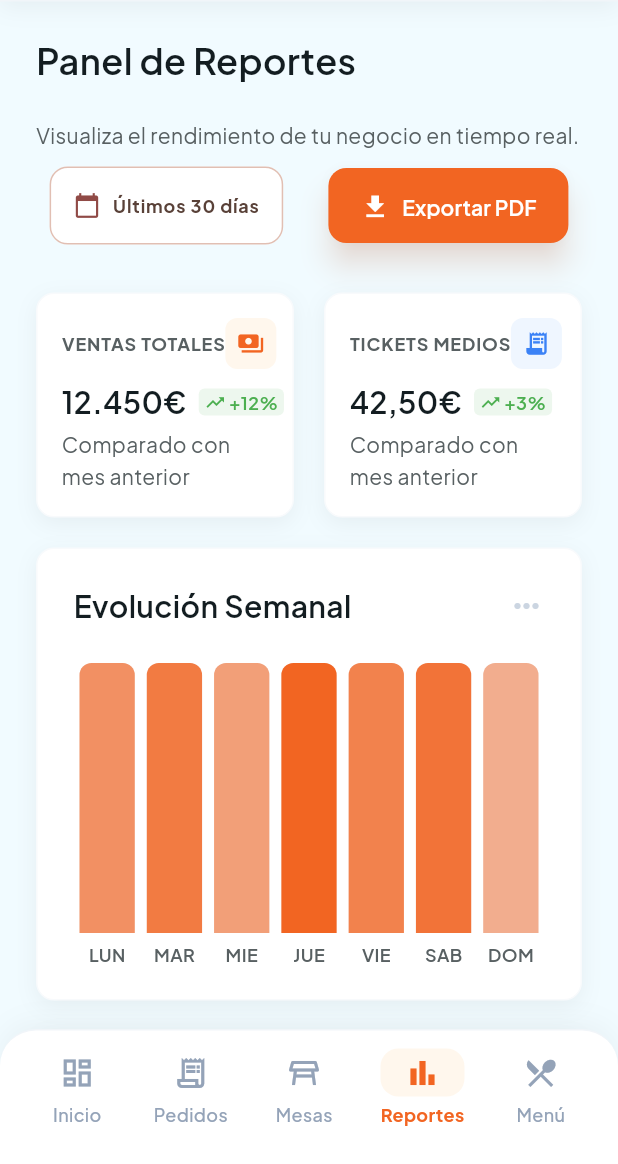
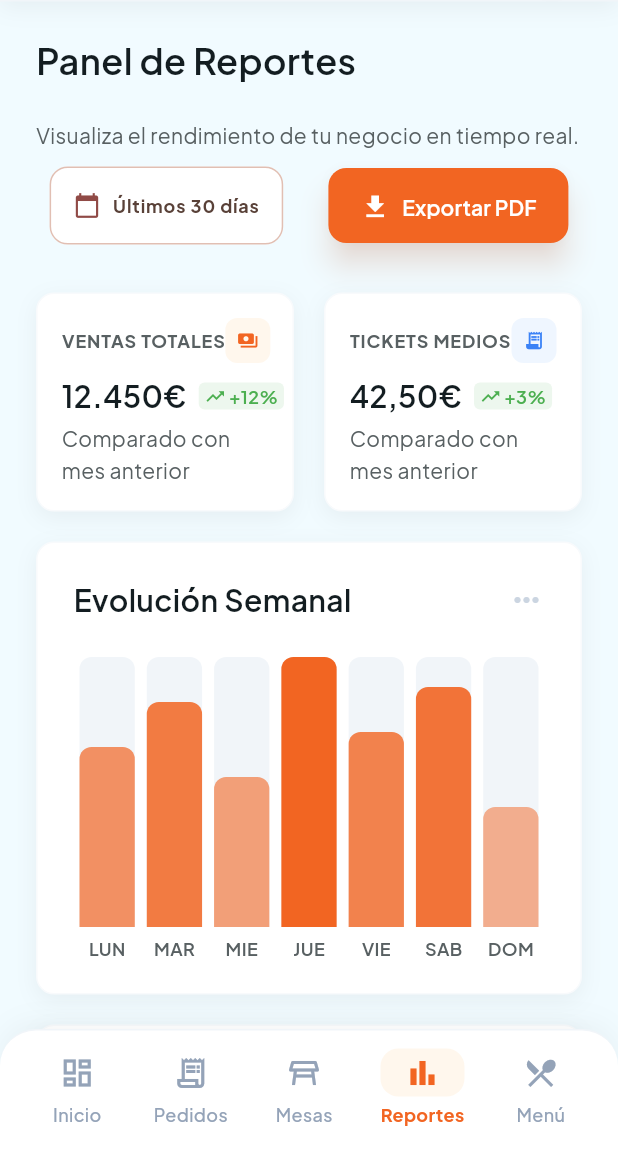
Before and after one commit to HectorZL/dinnerdish, a Flutter app: the ReportsScreen screen opened by its route, on a phone screen of 412 x 824 dp, the part 72-1236 px from its top. Run offline on Flutter 3.47's test engine with Material 3 defaults, Android fonts, the phone set to English and light mode, and no system bars; our stand-ins replace flutter_riverpod, go_router, google_fonts, hive, hive_flutter; accounts and stored records are empty; network calls fail.

Commit message:
Reposicionamiento de varios elementos de UI

```diff
--- a/lib/presentation/screens/order_tracking_screen.dart
+++ b/lib/presentation/screens/order_tracking_screen.dart
@@ -184,7 +184,7 @@ class _OrderTrackingScreenState extends State<OrderTrackingScreen> {
         Row(
           children: [
             SizedBox(
-              width: isDesktop ? 260 : 240,
+              width: isDesktop ? 260 : 280,
               child: TextField(
                 decoration: InputDecoration(
                   hintText: 'Buscar por mesa o pedido...',
--- a/lib/presentation/screens/reports_screen.dart
+++ b/lib/presentation/screens/reports_screen.dart
@@ -323,7 +323,7 @@ class _ReportsScreenState extends State<ReportsScreen> {
                     color: bgColor,
                     borderRadius: BorderRadius.circular(AppRadius.lg),
                   ),
-                  child: Icon(icon, color: iconColor, size: 18),
+                  child: Icon(icon, color: iconColor, size: 14),
                 ),
               ],
             ),
@@ -425,7 +425,7 @@ class _ReportsScreenState extends State<ReportsScreen> {
               child: Align(
                 alignment: Alignment.bottomCenter,
                 child: Container(
-                  height: (fillHeight / bgHeight).clamp(0.0, 1.0) *
+                  height: (bgHeight).clamp(0.0, 1.0) *
                       200, // relative fill
                   decoration: BoxDecoration(
                     color: AppColors.primaryContainer
@@ -557,28 +557,36 @@ class _ReportsScreenState extends State<ReportsScreen> {
               Column(
                 crossAxisAlignment: CrossAxisAlignment.start,
                 children: [
-                  Text('Consumo Crítico de Ingredientes',
+                  Text('Consumo crítico de Ingredientes',
                       style: AppTypography.h3(
                           color: AppColors.onSurface)),
-                  const SizedBox(height: AppSpacing.xs),
-                  Text(
+                  Container(width: 300,
+                  child: Text(
                       'Ingredientes con mayor rotación en las últimas 24 horas.',
                       style: AppTypography.bodyMd(
                           color: AppColors.secondary)),
-                ],
-              ),
-              TextButton(
+                  ),
+                               TextButton(
                 onPressed: () => context.go('/admin/inventory'),
                 child: Text('Ver Inventario Completo',
                     style: AppTypography.labelCaps(
                         color: AppColors.primaryContainer)),
               ),
+                ],
+
+              ),
             ],
           ),
-          const SizedBox(height: AppSpacing.md),
-          Row(
+
+          const SizedBox(height: AppSpacing.md), SingleChildScrollView(
+            scrollDirection: Axis.horizontal,
+            child: Row(
+              spacing: 10.0,
             children: [
-              _buildHeatmapCard(
+              Container(
+                height: 200,
+                width: 125,
+                child: _buildHeatmapCard(
                 'Salmón Noruego',
                 'Quedan: 2.5 kg',
                 0.15,
@@ -587,8 +595,11 @@ class _ReportsScreenState extends State<ReportsScreen> {
                 Icons.warning,
                 'Crítico',
               ),
-              const SizedBox(width: AppSpacing.sm),
-              _buildHeatmapCard(
+              ),
+              Container(
+                height: 200,
+                width: 125,
+                child: _buildHeatmapCard(
                 'Aguacate Hass',
                 'Quedan: 15 unidades',
                 0.35,
@@ -597,8 +608,11 @@ class _ReportsScreenState extends State<ReportsScreen> {
                 Icons.inventory_2,
                 'Bajo',
               ),
-              const SizedBox(width: AppSpacing.sm),
-              _buildHeatmapCard(
+              ),
+              Container(
+                height: 200,
+                width: 125,
+                child: _buildHeatmapCard(
                 'Harina de Trigo',
                 'Quedan: 45 kg',
                 0.80,
@@ -607,8 +621,11 @@ class _ReportsScreenState extends State<ReportsScreen> {
                 Icons.check_circle,
                 'Óptimo',
               ),
-              const SizedBox(width: AppSpacing.sm),
-              _buildHeatmapCard(
+              ),
+              Container(
+                height: 200,
+                width: 125,
+                child: _buildHeatmapCard(
                 'Queso Mozzarella',
                 'Quedan: 12 kg',
                 0.65,
@@ -617,7 +634,10 @@ class _ReportsScreenState extends State<ReportsScreen> {
                 Icons.check_circle,
                 'Óptimo',
               ),
+              ),
+
             ],
+          ),
           ),
         ],
       ),
--- a/lib/presentation/screens/table_management_screen.dart
+++ b/lib/presentation/screens/table_management_screen.dart
@@ -486,7 +486,7 @@ class _TableManagementScreenState extends State<TableManagementScreen> {
       },
       child: AnimatedContainer(
         duration: const Duration(milliseconds: 200),
-        width: 160,
+        width: 130,
         height: 200,
         decoration: BoxDecoration(
           color: Colors.white,
```
Also changed, not shown: lib/presentation/screens/audit_log_screen.dart (+8 -1 lines), lib/presentation/screens/inventory_screen.dart (+78 -28 lines), lib/presentation/screens/main_menu_dashboard.dart (+2 -15 lines).
